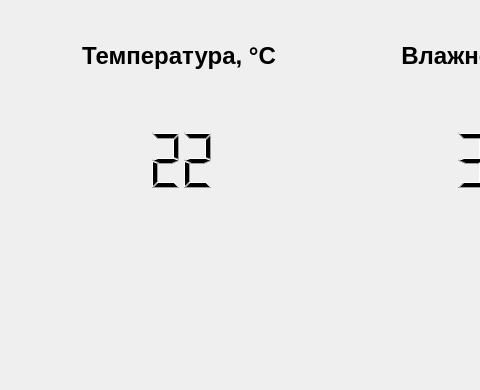
Old version of the form QT_part/mainwindow.ui in the repository Vld13/WeatherMonitor; both pictures show x 0 to 480 and y 153 to 543 of the 663 by 543 pixel window.
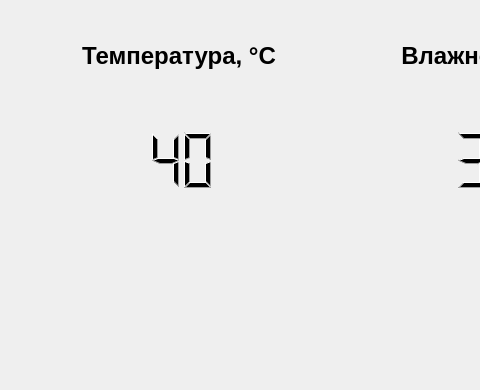
New version of the form. Icons and pictures are not drawn.

Patch:
```diff
--- a/QT_part/mainwindow.ui
+++ b/QT_part/mainwindow.ui
@@ -63,7 +63,7 @@
              <number>0</number>
             </property>
             <property name="intValue" stdset="0">
-             <number>22</number>
+             <number>40</number>
             </property>
            </widget>
           </item>
```
